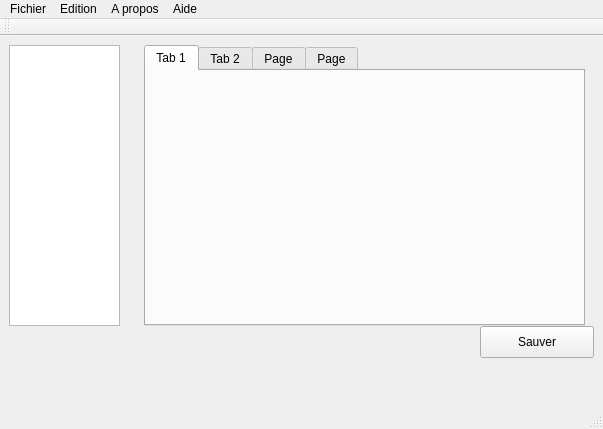
Simobain/MotDit, file ProjetPriseDeNote/mainwindow.ui: the form before one commit.
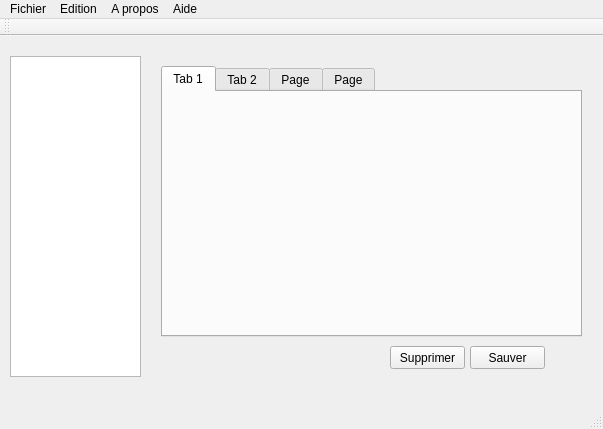
The form after the commit.

Commit message: Début de la fonction supprimer, Un peu de debug pour le boutton sauver. Encore des bug qd on alterne trop de fenetre.

The edit to the form file:
```diff
--- a/ProjetPriseDeNote/mainwindow.ui
+++ b/ProjetPriseDeNote/mainwindow.ui
@@ -14,23 +14,13 @@
    <string>MainWindow</string>
   </property>
   <widget class="QWidget" name="centralWidget">
-   <widget class="QListView" name="listView">
-    <property name="geometry">
-     <rect>
-      <x>9</x>
-      <y>9</y>
-      <width>111</width>
-      <height>281</height>
-     </rect>
-    </property>
-   </widget>
    <widget class="QTabWidget" name="onglets">
     <property name="geometry">
      <rect>
-      <x>144</x>
-      <y>9</y>
-      <width>441</width>
-      <height>281</height>
+      <x>161</x>
+      <y>30</y>
+      <width>421</width>
+      <height>271</height>
      </rect>
     </property>
     <property name="currentIndex">
@@ -62,16 +52,39 @@
    <widget class="QPushButton" name="sauver">
     <property name="geometry">
      <rect>
-      <x>480</x>
-      <y>290</y>
-      <width>114</width>
-      <height>32</height>
+      <x>470</x>
+      <y>310</y>
+      <width>75</width>
+      <height>23</height>
      </rect>
     </property>
     <property name="text">
      <string>Sauver</string>
     </property>
    </widget>
+   <widget class="QPushButton" name="suppr">
+    <property name="geometry">
+     <rect>
+      <x>390</x>
+      <y>310</y>
+      <width>75</width>
+      <height>23</height>
+     </rect>
+    </property>
+    <property name="text">
+     <string>Supprimer</string>
+    </property>
+   </widget>
+   <widget class="QListView" name="listView">
+    <property name="geometry">
+     <rect>
+      <x>10</x>
+      <y>20</y>
+      <width>131</width>
+      <height>321</height>
+     </rect>
+    </property>
+   </widget>
   </widget>
   <widget class="QMenuBar" name="menuBar">
    <property name="geometry">
```
Left out of the diff: 4 changed lines with no effect on the pictures. The commit also changes 2 other files.
